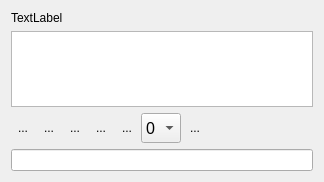
The window that Modules/SegmentationUI/Qmitk/QmitkLabelSetWidgetControls.ui (MITK/MITK) describes before a commit, drawn with Qt 5.
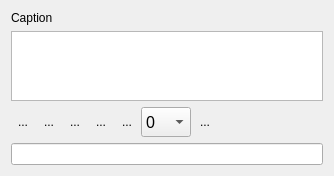
The same window after the commit. Icons and pictures are not drawn. Custom widgets are drawn as their Qt base class.

The edit to the form file:
```diff
--- a/Modules/SegmentationUI/Qmitk/QmitkLabelSetWidgetControls.ui
+++ b/Modules/SegmentationUI/Qmitk/QmitkLabelSetWidgetControls.ui
@@ -6,12 +6,12 @@
    <rect>
     <x>0</x>
     <y>0</y>
-    <width>324</width>
-    <height>182</height>
+    <width>334</width>
+    <height>176</height>
    </rect>
   </property>
   <property name="sizePolicy">
-   <sizepolicy hsizetype="Minimum" vsizetype="Maximum">
+   <sizepolicy hsizetype="Preferred" vsizetype="Maximum">
     <horstretch>0</horstretch>
     <verstretch>0</verstretch>
    </sizepolicy>
@@ -23,7 +23,7 @@
    <item>
     <widget class="QLabel" name="m_lblCaption">
      <property name="text">
-      <string>TextLabel</string>
+      <string>Caption</string>
      </property>
     </widget>
    </item>
@@ -180,7 +180,7 @@
        </property>
        <property name="minimumSize">
         <size>
-         <width>40</width>
+         <width>50</width>
          <height>30</height>
         </size>
        </property>
@@ -256,19 +256,6 @@
      </property>
     </widget>
    </item>
-   <item>
-    <spacer name="verticalSpacer">
-     <property name="orientation">
-      <enum>Qt::Vertical</enum>
-     </property>
-     <property name="sizeHint" stdset="0">
-      <size>
-       <width>20</width>
-       <height>40</height>
-      </size>
-     </property>
-    </spacer>
-   </item>
   </layout>
  </widget>
  <customwidgets>
```
